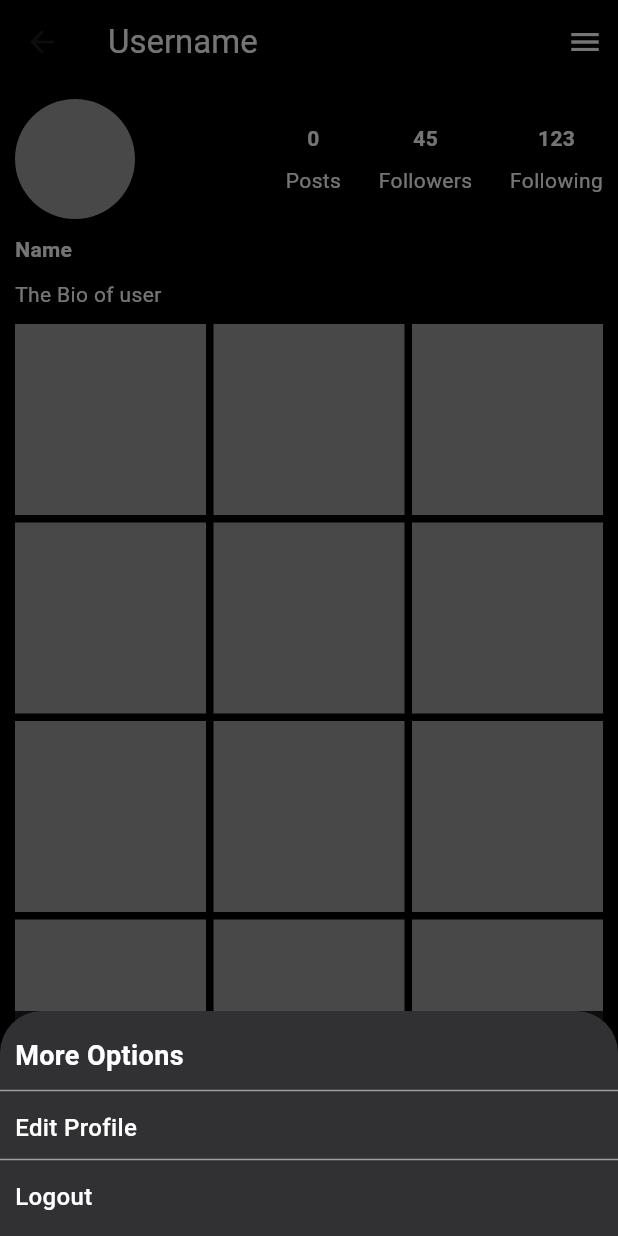
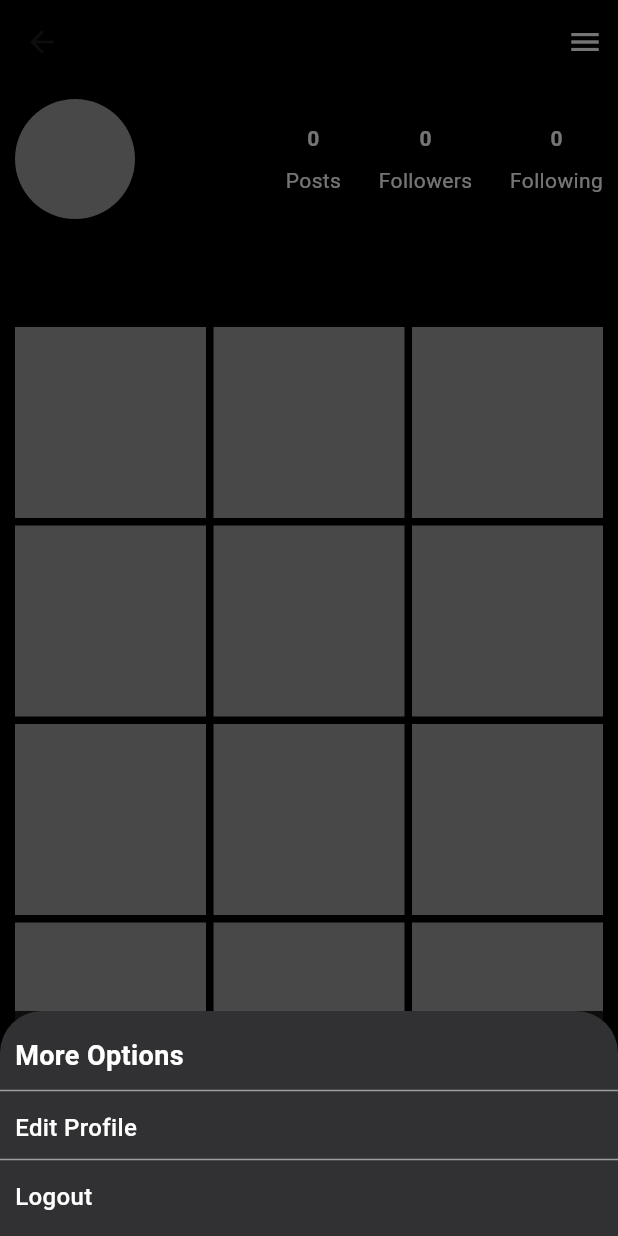
Before and after one commit to MariamWaleed2004/clean_project, a Flutter app: the MainScreen screen opened directly with empty values, item 5 of the bottom bar chosen, after a tap on the "menu" icon, on a phone screen of 412 x 824 dp. Run offline on Flutter 3.47's test engine with Material 3 defaults, Android fonts, the phone set to English and light mode, and no system bars; our stand-ins replace bloc, cloud_firestore, equatable, firebase_auth, firebase_core, flutter_bloc and 5 more; accounts and stored records are empty.

Commit message:
second commit

```diff
--- a/lib/features/data/repository/firebase_repository_impl.dart
+++ b/lib/features/data/repository/firebase_repository_impl.dart
@@ -37,7 +37,7 @@ class FirebaseRepositoryImpl implements FirebaseRepository {
 
   @override
   Future<void> signUpUser(UserEntity user) async
-  => signUpUser(user);
+  => remoteDataSource.signUpUser(user);
 
   @override
   Future<void> updateUser(UserEntity user) async
--- a/lib/features/presentation/screens/main_screen/main_screen.dart
+++ b/lib/features/presentation/screens/main_screen/main_screen.dart
@@ -1,4 +1,5 @@
 import 'package:clean/const.dart';
+import 'package:clean/features/presentation/cubit/user/get_single_user/get_single_user_cubit.dart';
 import 'package:clean/features/presentation/screens/activity/activity_screen.dart';
 import 'package:clean/features/presentation/screens/home/home_screen.dart';
 import 'package:clean/features/presentation/screens/post/upload_post_screen.dart';
@@ -6,8 +7,7 @@ import 'package:clean/features/presentation/screens/profile/profile_screen.dart'
 import 'package:clean/features/presentation/screens/search/search_screen.dart';
 import 'package:flutter/cupertino.dart';
 import 'package:flutter/material.dart';
-
-
+import 'package:flutter_bloc/flutter_bloc.dart';
 
 class MainScreen extends StatefulWidget {
   final String uid;
@@ -18,12 +18,12 @@ class MainScreen extends StatefulWidget {
 }
 
 class _MainScreenState extends State<MainScreen> {
-
   int _currentIndex = 0;
   late PageController pageController;
 
   @override
   void initState() {
+    BlocProvider.of<GetSingleUserCubit>(context).getSingleUser(uid: widget.uid);
     pageController = PageController();
     super.initState();
   }
@@ -38,56 +38,56 @@ class _MainScreenState extends State<MainScreen> {
     pageController.jumpToPage(index);
   }
 
-
-  void onPageChanged(int  index) {
+  void onPageChanged(int index) {
     setState(() {
       _currentIndex = index;
     });
   }
 
-
   @override
   Widget build(BuildContext context) {
+    return BlocBuilder<GetSingleUserCubit, GetSingleUserState>(
+      builder: (context, getSingleUserState) {
+        if(getSingleUserState is GetSingleUserLoaded) {
+          final currentUser = getSingleUserState.user;
           return Scaffold(
           backgroundColor: backGroundColor,
           bottomNavigationBar: CupertinoTabBar(
             backgroundColor: backGroundColor,
             items: [
-          BottomNavigationBarItem(icon: Icon(
+              BottomNavigationBarItem(
+                  icon: Icon(
                     Icons.home,
                     color: primaryColor,
                   ),
-            label: ''
-            ),
-            BottomNavigationBarItem(icon: Icon(
+                  label: ''),
+              BottomNavigationBarItem(
+                  icon: Icon(
                     Icons.search,
                     color: primaryColor,
                   ),
-            label: ''
-            ),
-            BottomNavigationBarItem(icon: Icon(
+                  label: ''),
+              BottomNavigationBarItem(
+                  icon: Icon(
                     Icons.add_circle,
                     color: primaryColor,
                   ),
-            label: ''
-            ),
-            BottomNavigationBarItem(icon: Icon(
+                  label: ''),
+              BottomNavigationBarItem(
+                  icon: Icon(
                     Icons.favorite,
                     color: primaryColor,
                   ),
-            label: ''
-            ),
-            BottomNavigationBarItem(icon: Icon(
+                  label: ''),
+              BottomNavigationBarItem(
+                  icon: Icon(
                     Icons.person,
                     color: primaryColor,
                   ),
-            label: ''
-            ),
-
+                  label: ''),
             ],
             onTap: navigationTapped,
           ),
-
           body: PageView(
             controller: pageController,
             children: [
@@ -95,10 +95,14 @@ class _MainScreenState extends State<MainScreen> {
               SearchScreen(),
               UploadPostScreen(),
               ActivityScreen(),
-            ProfileScreen(),
+              ProfileScreen(currentUser: currentUser,),
             ],
             onPageChanged: onPageChanged,
           ),
         );
         }
+        return Center(child: CircularProgressIndicator(),);
+      },
+    );
   }
+}
--- a/lib/features/presentation/screens/profile/profile_screen.dart
+++ b/lib/features/presentation/screens/profile/profile_screen.dart
@@ -1,9 +1,15 @@
 import 'package:clean/const.dart';
+import 'package:clean/features/domain/entities/user/user_entity.dart';
+import 'package:clean/features/presentation/cubit/auth/auth_cubit.dart';
 import 'package:flutter/cupertino.dart';
 import 'package:flutter/material.dart';
+import 'package:flutter_bloc/flutter_bloc.dart';
 
 class ProfileScreen extends StatelessWidget {
-  const ProfileScreen({super.key});
+
+  final UserEntity currentUser;
+
+  const ProfileScreen({super.key, required this.currentUser});
 
   @override
   Widget build(BuildContext context) {
@@ -11,7 +17,7 @@ class ProfileScreen extends StatelessWidget {
       backgroundColor: backGroundColor,
       appBar: AppBar(
       backgroundColor: backGroundColor,
-        title: Text('Username', style: TextStyle(color: primaryColor),),
+        title: Text('${currentUser.username}', style: TextStyle(color: primaryColor),),
         actions: [
           Padding(
             padding: const EdgeInsets.only(right: 10),
@@ -44,7 +50,7 @@ class ProfileScreen extends StatelessWidget {
                     children: [
                       Column(
                         children: [
-                          Text('0', style: TextStyle(
+                          Text('${currentUser.totalPosts}', style: TextStyle(
                         color: primaryColor,
                         fontWeight: FontWeight.bold,
                        ),
@@ -57,7 +63,7 @@ class ProfileScreen extends StatelessWidget {
                       sizeHor(25),
                        Column(
                         children: [
-                          Text('45', style: TextStyle(
+                          Text('${currentUser.totalFollowers}', style: TextStyle(
                         color: primaryColor,
                         fontWeight: FontWeight.bold,
                        ),
@@ -70,7 +76,7 @@ class ProfileScreen extends StatelessWidget {
                       sizeHor(25),
                       Column(
                         children: [
-                          Text('123', style: TextStyle(
+                          Text('${currentUser.totalFollowers}', style: TextStyle(
                         color: primaryColor,
                         fontWeight: FontWeight.bold,
                        ),
@@ -85,9 +91,9 @@ class ProfileScreen extends StatelessWidget {
                 ],
               ),
               sizeVer(10),
-              Text('Name', style: TextStyle(color: primaryColor, fontWeight: FontWeight.bold),),
+              Text('${currentUser.name == "" ? currentUser.username : currentUser.name}', style: TextStyle(color: primaryColor, fontWeight: FontWeight.bold),),
               sizeVer(10),
-              Text('The Bio of user', style: TextStyle(color: primaryColor,),),
+              Text('${currentUser.bio}', style: TextStyle(color: primaryColor,),),
               sizeVer(10),
               GridView.builder(
                     itemCount: 33,
@@ -166,12 +172,18 @@ class ProfileScreen extends StatelessWidget {
                 sizeVer(5),
                 Padding(
                   padding: const EdgeInsets.only(left: 10),
+                  child: InkWell(
+                    onTap: () {
+                      BlocProvider.of<AuthCubit>(context).loggedOut();
+                      Navigator.pushNamedAndRemoveUntil(context, ScreenConst.signInScreen, (route) => false);
+                    },
                     child: Text(
                       'Logout',
                       style: TextStyle(
                         fontWeight: FontWeight.w500,
                         fontSize: 16,
                         color: primaryColor,
+                      ),
                     ),
                   ),
                   ),
```
Also changed, not shown: lib/features/presentation/screens/cerdential/sign_in_screen.dart (+101 -9 lines), lib/features/presentation/screens/cerdential/sign_up_screen.dart (+47 -26 lines). Lines whose indentation alone changed are shown as unchanged.
